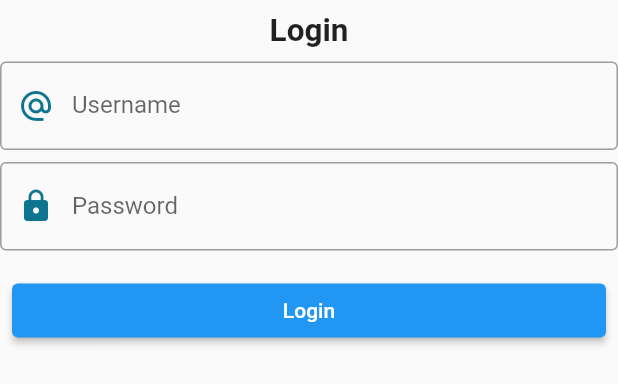
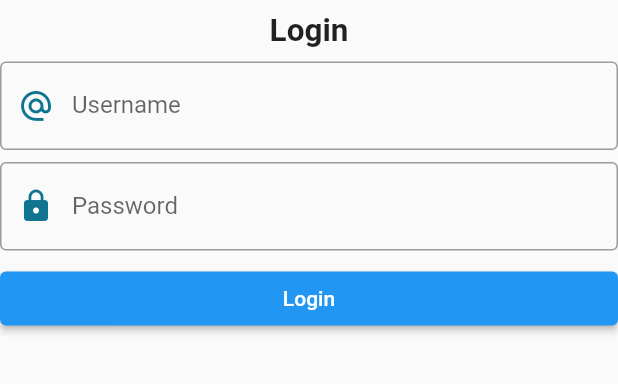
Before and after one commit to Shreemanarjun/blog_app, a Flutter app: the LoginForm widget shown alone on an empty page, opened directly with empty values, on a phone screen of 412 x 824 dp. Shown: the top 384 px of the screen. Run offline on Flutter 3.47's test engine with Material 2 defaults, Android fonts, the phone set to English and light mode, and no system bars; drawn by our look-alikes of flutter_form_builder, velocity_x; our stand-ins replace auto_route, built_collection, built_value, dio, flutter_riverpod, flutter_widget_from_html and 3 more; missing offline and left inert: google_language_fonts, platform_info, talker_dio_logger; generated files the repository leaves out were written again.

Commit message:
💄 responsive login page

```diff
--- a/lib/features/login/view/widgets/login_btn.dart
+++ b/lib/features/login/view/widgets/login_btn.dart
@@ -40,7 +40,7 @@ class _LoginButtonViewState extends ConsumerState<LoginButtonView> {
       data: (loginState) => loginState.map(
         intialLoginState: (p0) => ElevatedButton(
           onPressed: ref.watch(enableLoginForm) ? login : null,
-          child: const Text('Login'),
+          child: 'Login'.text.make(),
         ),
         loggingInState: (p0) => ElevatedButton(
           onPressed: null,
@@ -49,21 +49,22 @@ class _LoginButtonViewState extends ConsumerState<LoginButtonView> {
                 .px8()
                 .box
                 .height(24)
-                .width(32)
+                .width(40)
                 .make(),
-            const Text('Logging in'),
+            'Logging you in'.text.make(),
           ].hStack(),
         ),
         loggedInState: (p0) => ElevatedButton(
           onPressed: ref.watch(enableLoginForm) ? login : null,
-          child: const Text('Loggedin'),
+          child: 'Loggedin'.text.make(),
         ),
         loginErrorState: (s) {
           return Column(
             children: [
               ElevatedButton(
+                style: ElevatedButton.styleFrom(backgroundColor: Colors.red),
                 onPressed: ref.watch(enableLoginForm) ? login : null,
-                child: const Text('Retry Login'),
+                child: 'Retry Login'.text.make(),
               ),
               s.error.easyError(),
             ],
@@ -73,8 +74,9 @@ class _LoginButtonViewState extends ConsumerState<LoginButtonView> {
       error: (error, stackTrace) => Column(
         children: [
           ElevatedButton(
+            style: ElevatedButton.styleFrom(backgroundColor: Colors.red),
             onPressed: ref.watch(enableLoginForm) ? login : null,
-            child: const Text('Retry Login'),
+            child: 'Retry Login'.text.make(),
           ),
           error.easyError(),
         ],
--- a/lib/features/login/view/widgets/login_form.dart
+++ b/lib/features/login/view/widgets/login_form.dart
@@ -27,7 +27,7 @@ class LoginForm extends StatelessWidget {
               VxResponsive(
                 fallback: const LoginTitleText().centered(),
                 large: const LoginTitleText().centered(),
-              ).p8(),
+              ).py8(),
               FormBuilderTextField(
                 name: 'username',
                 autovalidateMode: AutovalidateMode.onUserInteraction,
@@ -66,7 +66,7 @@ class LoginForm extends StatelessWidget {
               ).py8(),
               LoginButtonView(
                 formKey: formkey,
-              ).p8()
+              )
             ],
           ),
         );
```
Also changed, not shown: lib/features/login/view/login_view.dart (+3 -42 lines), lib/features/login/view/responsive/mobile_login.dart (added, +36 -0 lines), lib/features/login/view/responsive/web_login.dart (added, +29 -0 lines), 3 other files.
